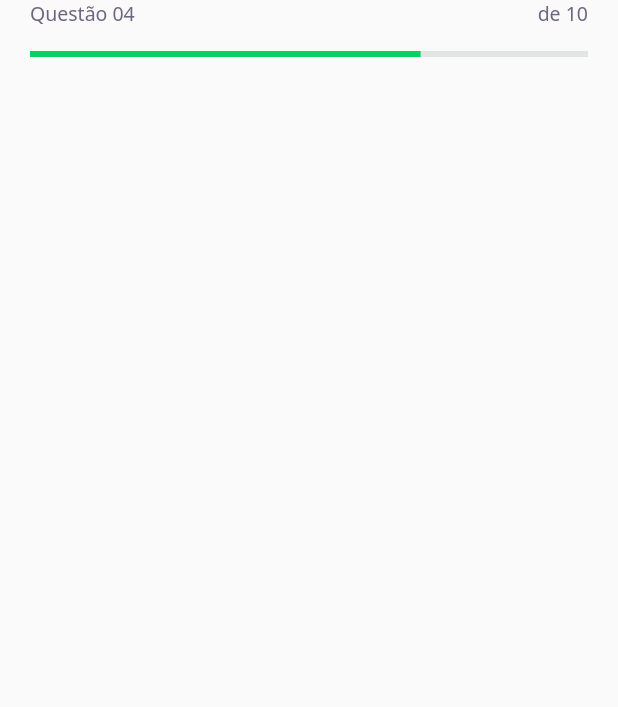
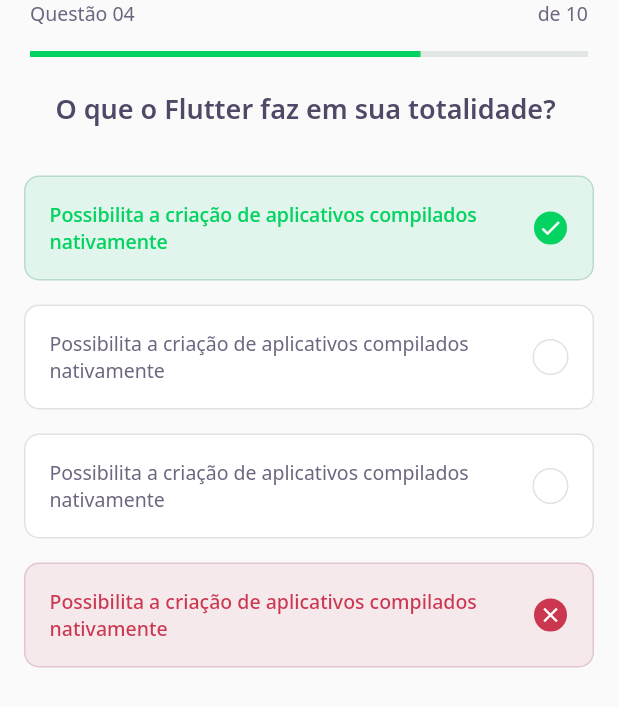
Before and after one commit to s7Thiago/devquiz, a Flutter app: the screen it shows after launch, on a phone screen of 412 x 824 dp. Shown: the top 707 px of the screen. Run offline on Flutter 3.47's test engine with Material 2 defaults, Android fonts, the phone set to English and light mode, and no system bars; our stand-ins replace google_fonts.

Commit message:
Day 2 - QuizWidget and AnswerWidget

```diff
--- a/lib/challenge/challenge_page.dart
+++ b/lib/challenge/challenge_page.dart
@@ -1,4 +1,6 @@
 import 'package:devquiz/challenge/widgets/question_indicator/question_indicator.dart';
+import 'package:devquiz/challenge/widgets/quiz/quiz_widget.dart';
+import 'package:devquiz/home/widgets/quiz_card/quiz_card_widget.dart';
 import 'package:flutter/material.dart';
 
 class ChallengePage extends StatefulWidget {
@@ -17,6 +19,7 @@
           child: QuestionIndicatorWidget(),
         ),
       ),
+      body: QuizWidget(title: 'O que o Flutter faz em sua totalidade? '),
     );
   }
 }
--- /dev/null
+++ b/lib/challenge/widgets/answer/answer_widget.dart
@@ -0,0 +1,74 @@
+import 'package:devquiz/core/app_colors.dart';
+import 'package:devquiz/core/app_text_styles.dart';
+import 'package:flutter/material.dart';
+
+class AnswerWidget extends StatelessWidget {
+  final String title;
+  final bool isRight;
+  final bool isSelected;
+
+  const AnswerWidget({
+    Key? key,
+    required this.title,
+    this.isRight = false,
+    this.isSelected = false,
+  }) : super(key: key);
+
+  Color get _selectedColorRight =>
+      isRight ? AppColors.darkGreen : AppColors.darkRed;
+
+  Color get _selectedBorderRight =>
+      isRight ? AppColors.lightGreen : AppColors.lightRed;
+
+  Color get _selectedColorCardRight =>
+      isRight ? AppColors.lightGreen : AppColors.lightRed;
+
+  Color get _selectedBorderCardRight =>
+      isRight ? AppColors.green : AppColors.red;
+
+  TextStyle get _selectedTextStyleRight =>
+      isRight ? AppTextStyles.bodyDarkGreen : AppTextStyles.bodyDarkRed;
+
+  IconData get _selectedIconRight => isRight ? Icons.check : Icons.close;
+
+  @override
+  Widget build(BuildContext context) {
+    return Container(
+      margin: const EdgeInsets.symmetric(horizontal: 16, vertical: 8),
+      padding: const EdgeInsets.all(16),
+      decoration: BoxDecoration(
+        color: isSelected ? _selectedColorCardRight : AppColors.white,
+        borderRadius: BorderRadius.circular(10),
+        border: Border.fromBorderSide(
+          BorderSide(
+            color: isSelected ? _selectedBorderCardRight : AppColors.border,
+          ),
+        ),
+      ),
+      child: Row(
+        mainAxisAlignment: MainAxisAlignment.spaceBetween,
+        children: [
+          Expanded(
+            child: Text(this.title,
+                style:
+                    isSelected ? _selectedTextStyleRight : AppTextStyles.body),
+          ),
+          Container(
+            width: 24,
+            height: 24,
+            child: isSelected
+                ? Icon(_selectedIconRight, size: 16, color: Colors.white)
+                : null,
+            decoration: BoxDecoration(
+              borderRadius: BorderRadius.circular(12),
+              border: Border.fromBorderSide(BorderSide(
+                color: isSelected ? _selectedBorderRight : AppColors.border,
+              )),
+              color: isSelected ? _selectedColorRight : AppColors.white,
+            ),
+          ),
+        ],
+      ),
+    );
+  }
+}
--- /dev/null
+++ b/lib/challenge/widgets/quiz/quiz_widget.dart
@@ -0,0 +1,46 @@
+import 'package:devquiz/challenge/widgets/answer/answer_widget.dart';
+import 'package:devquiz/core/app_text_styles.dart';
+import 'package:flutter/material.dart';
+
+class QuizWidget extends StatelessWidget {
+  final String title;
+
+  const QuizWidget({Key? key, required this.title}) : super(key: key);
+
+  @override
+  Widget build(BuildContext context) {
+    return Container(
+      child: Column(
+        children: [
+          Text(
+            title,
+            style: AppTextStyles.heading,
+          ),
+          SizedBox(height: 24),
+          AnswerWidget(
+            title:
+                'Possibilita a criação de aplicativos compilados nativamente',
+            isSelected: true,
+            isRight: true,
+          ),
+          AnswerWidget(
+            title:
+                'Possibilita a criação de aplicativos compilados nativamente',
+            isSelected: false,
+            isRight: false,
+          ),
+          AnswerWidget(
+            title:
+                'Possibilita a criação de aplicativos compilados nativamente',
+            isSelected: false,
+          ),
+          AnswerWidget(
+            title:
+                'Possibilita a criação de aplicativos compilados nativamente',
+            isSelected: true,
+          ),
+        ],
+      ),
+    );
+  }
+}
```
